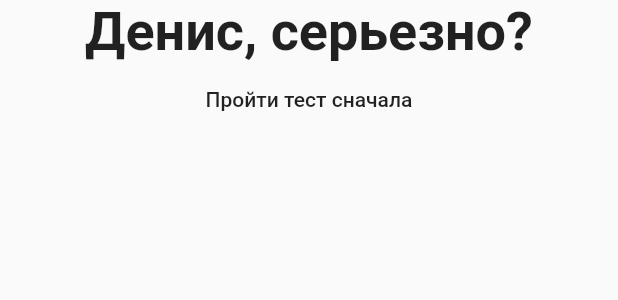
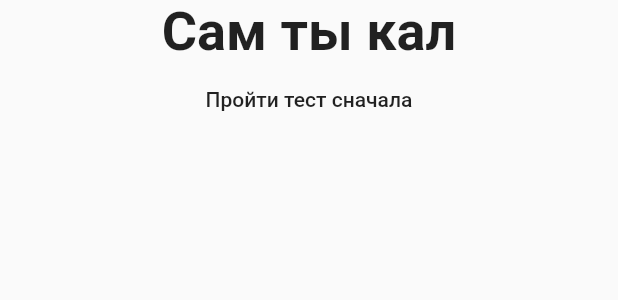
Before and after one commit to MShverdiakov/Instasamka_quiz, a Flutter app: the Result widget shown alone on an empty page, opened directly with empty values, on a phone screen of 412 x 824 dp. Shown: the top 300 px of the screen. Run offline on Flutter 3.47's test engine with Material 2 defaults, Android fonts, the phone set to English and light mode, and no system bars.

Commit message:
Add question 'Какая ты инстасамка?'

```diff
--- a/lib/main.dart
+++ b/lib/main.dart
@@ -43,6 +43,15 @@ class _MyAppState extends State<MyApp> {
         {'Text': 'Денис', 'score': 1},
       ]
     },
+    {
+      'Вопрос': 'Какая ты инстасамка?',
+      'Ответы': [
+        {'Text': 'JuicySAMKA', 'score': 10},
+        {'Text': 'PussySAMKA', 'score': 10},
+        {'Text': 'Даша Зотеева', 'score': 1},
+        {'Text': 'Инстасамка кал', 'score': -50},
+      ]
+    },
   ];
 
   var _questionIndex = 0;
--- a/lib/result.dart
+++ b/lib/result.dart
@@ -9,7 +9,9 @@ class Result extends StatelessWidget {
   String get resultPhrase {
     String resultText;
 
-    if (resultScore <= 8) {
+    if (resultScore <= 0) {
+      resultText = 'Сам ты кал';
+    } else if (resultScore <= 8) {
       resultText = 'Денис, серьезно?';
     } else if (resultScore <= 12) {
       resultText = 'Претти кул';
```
